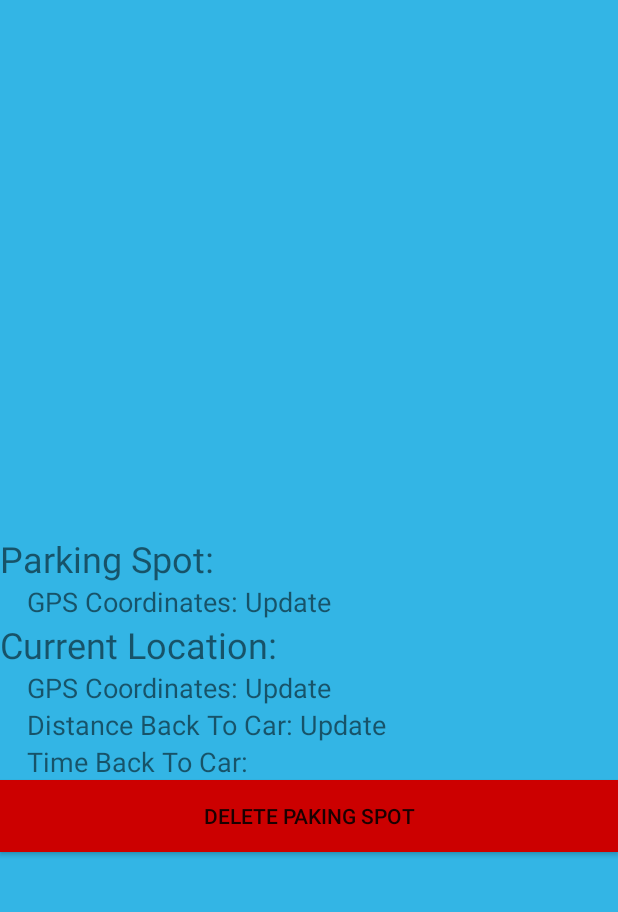
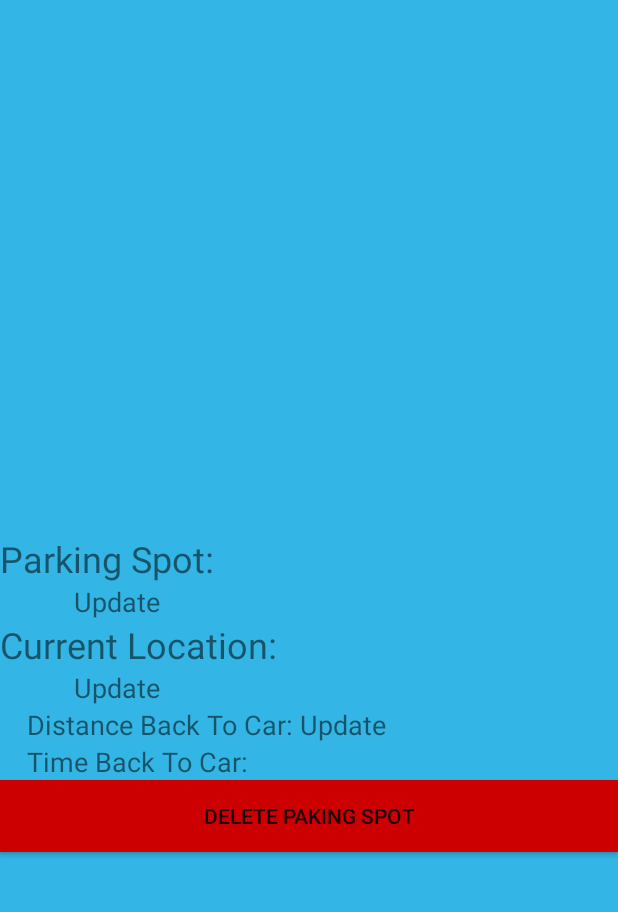
Before and after one commit to COSC481W-2019Winter/classproject-sudo-give_us_an_a, an Android app: the ParkedActivity screen opened directly, with no data from a screen before it, on a phone screen of 412 x 824 dp, the part 142-1054 px from its top. Run offline under Robolectric (Android 15) with nearby library versions, the phone set to English and light mode, and no system bars.

Commit message:
Removed GPS Coordinates Text.

```diff
--- a/app/src/main/java/com/dev2qa/parkedup2/ParkedActivity.java
+++ b/app/src/main/java/com/dev2qa/parkedup2/ParkedActivity.java
@@ -238,7 +238,7 @@ public class ParkedActivity extends FragmentActivity implements
         locationFirst = LocationServices.FusedLocationApi.getLastLocation(googleApiClient);
 
         locMng.setParkCoord(locationFirst);
-        parkedCoord.setText("GPS Coordinates: " + locMng.displayParkCoord());
+        parkedCoord.setText("\t\t\t " + locMng.displayParkCoord());
 
         //split up latitude/longitude into variables before creating LatLng object
         latitudeFirst = locationFirst.getLatitude();
@@ -279,7 +279,7 @@ public class ParkedActivity extends FragmentActivity implements
 
         if (location != null){
             locMng.setCurrCoord(location);
-            currCoord.setText("GPS Coordinates: " + locMng.displayCoord());
+            currCoord.setText("\t\t\t " + locMng.displayCoord());
             distance.setText("Distance: " + locMng.getDistance());
             time.setText("Time to Car: " + locMng.timeToCar());
         }
--- a/app/src/main/res/layout/activity_parked.xml
+++ b/app/src/main/res/layout/activity_parked.xml
@@ -77,7 +77,7 @@
         android:background="@android:color/holo_blue_light"
         android:ems="10"
         android:inputType="textPersonName"
-        android:text="\t GPS Coordinates:"
+        android:text="\t\t\t "
         android:textSize="18sp" />
 
     <TextView
@@ -97,7 +97,7 @@
         android:background="@android:color/holo_blue_light"
         android:ems="10"
         android:inputType="textPersonName"
-        android:text="\t GPS Coordinates:"
+        android:text="\t\t\t "
         android:textSize="18sp" />
 
     <TextView
```
